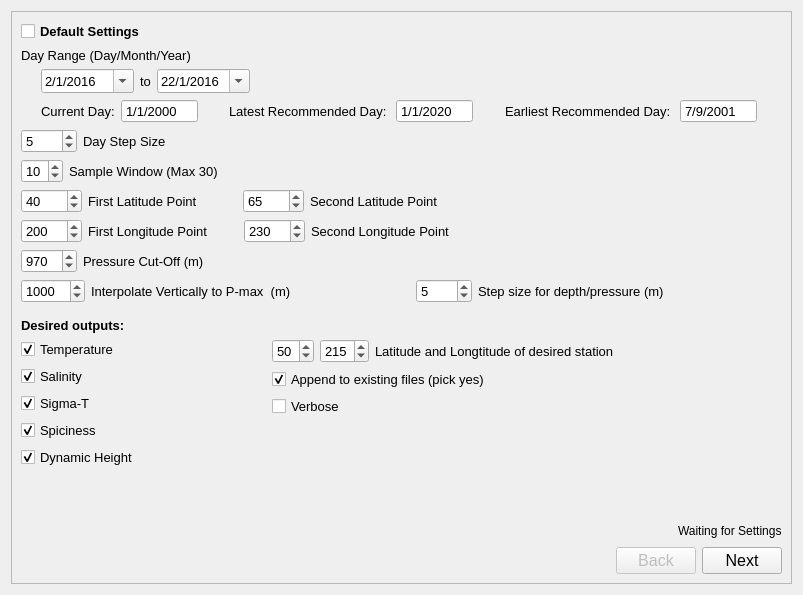
Old version of the form ui_Files/timeseriesapp.ui in the repository CallumColvine/ARGO-Float-Software.
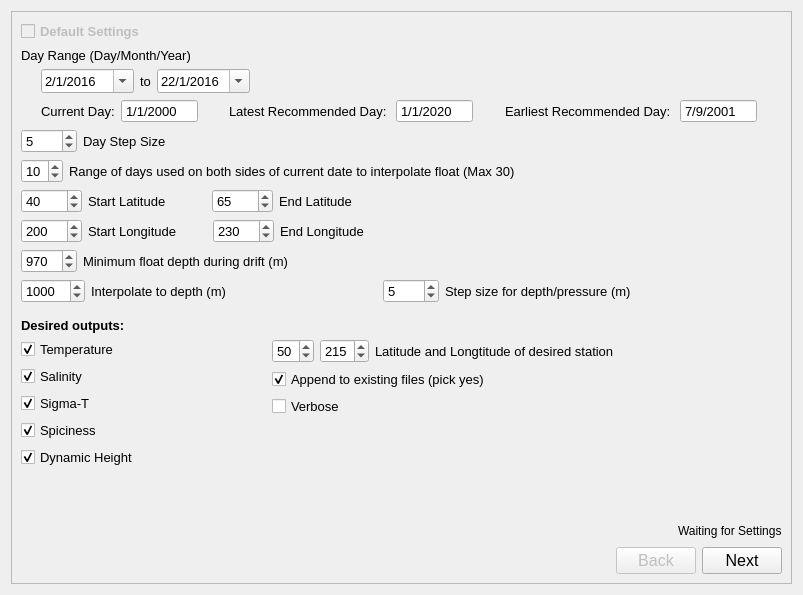
New version of the form.

Patch:
```diff
--- a/ui_Files/timeseriesapp.ui
+++ b/ui_Files/timeseriesapp.ui
@@ -29,6 +29,9 @@
        </item>
        <item>
         <widget class="QCheckBox" name="defaultSettingsCheckBox">
+         <property name="enabled">
+          <bool>false</bool>
+         </property>
          <property name="font">
           <font>
            <pointsize>10</pointsize>
@@ -388,7 +391,7 @@
             </font>
            </property>
            <property name="text">
-            <string>Sample Window (Max 30)</string>
+            <string>Range of days used on both sides of current date to interpolate float (Max 30)</string>
            </property>
           </widget>
          </item>
@@ -435,7 +438,7 @@
             </font>
            </property>
            <property name="text">
-            <string>First Latitude Point</string>
+            <string>Start Latitude</string>
            </property>
           </widget>
          </item>
@@ -481,7 +484,7 @@
             </font>
            </property>
            <property name="text">
-            <string>Second Latitude Point</string>
+            <string>End Latitude</string>
            </property>
           </widget>
          </item>
@@ -528,7 +531,7 @@
             </font>
            </property>
            <property name="text">
-            <string>First Longitude Point</string>
+            <string>Start Longitude</string>
            </property>
           </widget>
          </item>
@@ -574,7 +577,7 @@
             </font>
            </property>
            <property name="text">
-            <string>Second Longitude Point</string>
+            <string>End Longitude</string>
            </property>
           </widget>
          </item>
@@ -618,7 +621,7 @@
             </font>
            </property>
            <property name="text">
-            <string>Pressure Cut-Off (m)</string>
+            <string>Minimum float depth during drift (m)</string>
            </property>
           </widget>
          </item>
@@ -669,7 +672,7 @@
             </font>
            </property>
            <property name="text">
-            <string>Interpolate Vertically to P-max  (m)</string>
+            <string>Interpolate to depth (m)</string>
            </property>
           </widget>
          </item>
```
